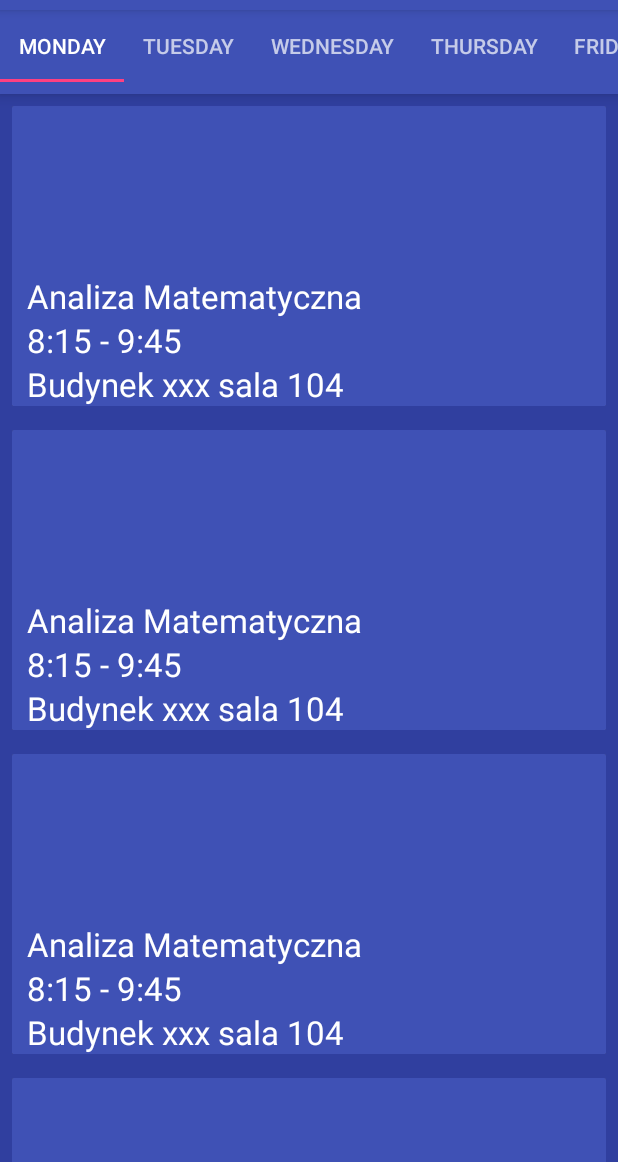
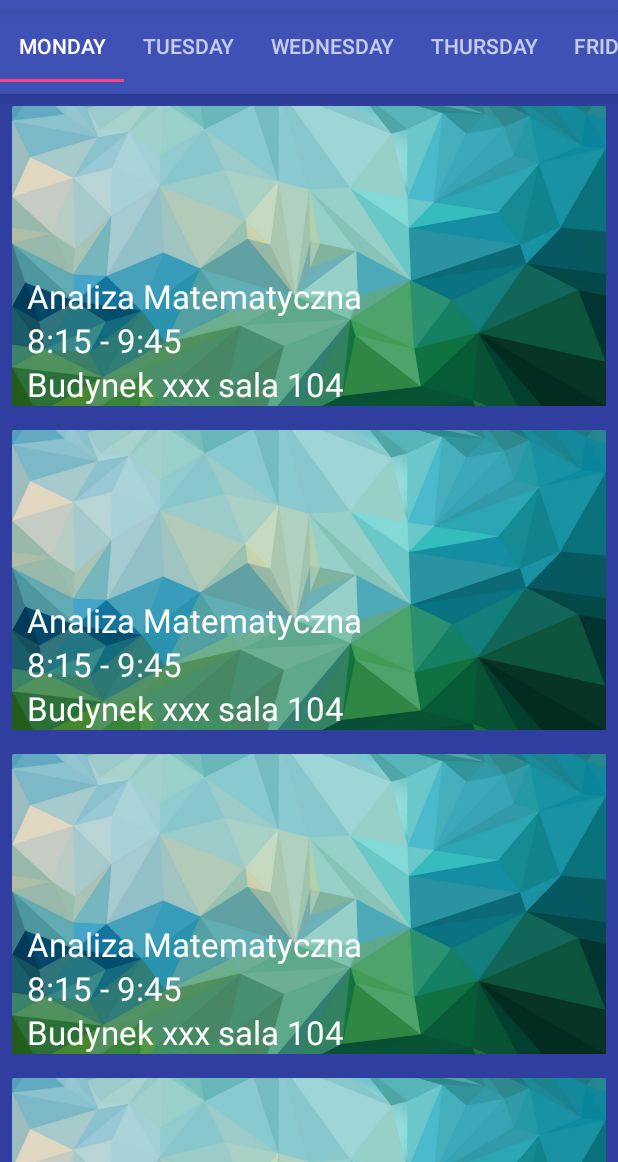
Before and after one commit to mateusz93/Students-henchman, an Android app: the screen it shows after launch (TimetableActivity), after a tap on "PLAN ZAJĘĆ", on a phone screen of 412 x 824 dp, the part 74-1236 px from its top. Run offline under Robolectric (Android 15) with nearby library versions, the phone set to English and light mode, and no system bars; our stand-ins replace Picasso; libraries missing offline, so code that uses them is left out: android.support.v7; pictures from the network do not load; 1 statement that could not run was skipped.

Commit message:
Poprawki w SubjectListAdapterze

```diff
--- a/StudentsHenchmanClient/app/src/main/java/edu/p/lodz/pl/studentshenchman/timetable_plan/adapters/SubjectListAdapter.java
+++ b/StudentsHenchmanClient/app/src/main/java/edu/p/lodz/pl/studentshenchman/timetable_plan/adapters/SubjectListAdapter.java
@@ -24,10 +24,12 @@ public class SubjectListAdapter extends RecyclerView.Adapter<SubjectListAdapter.
     private static final String TAG = SubjectListAdapter.class.getName();
 
     private Context mContext;
+    private LayoutInflater mInflater;
     private OnItemClickListener mItemClickListener;
 
     public SubjectListAdapter(Context context) {
         this.mContext = context;
+        this.mInflater = LayoutInflater.from(mContext);
     }
 
     @Override
@@ -41,16 +43,16 @@ public class SubjectListAdapter extends RecyclerView.Adapter<SubjectListAdapter.
         holder.subjectName.setText("Analiza Matematyczna");
         holder.time.setText("8:15 - 9:45");
         holder.place.setText("Budynek xxx sala 104");
-        Picasso.with(mContext).load(R.color.colorPrimary).into(holder.placeImage);
+        Picasso.with(mContext).load(R.drawable.bg).into(holder.subjectImage);
 
-        Bitmap photo = BitmapFactory.decodeResource(mContext.getResources(), R.drawable.nav);
+       // Bitmap photo = BitmapFactory.decodeResource(mContext.getResources(), R.drawable.bg);
 
-        Palette.generateAsync(photo, new Palette.PaletteAsyncListener() {
+       /* Palette.generateAsync(photo, new Palette.PaletteAsyncListener() {
             public void onGenerated(Palette palette) {
                 int mutedLight = palette.getMutedColor(mContext.getResources().getColor(android.R.color.black));
-                holder.placeNameHolder.setBackgroundColor(mutedLight);
+                holder.subjectInfoHolder.setBackgroundColor(mutedLight);
             }
-        });
+        });*/
 
     }
 
@@ -58,6 +60,40 @@ public class SubjectListAdapter extends RecyclerView.Adapter<SubjectListAdapter.
     public int getItemCount() {
         return 5;
     }
+
+
+    @Override
+    public long getItemId(int position) {
+        return 3;
+    }
+
+   /* @Override
+    public View getView(int position, View convertView, ViewGroup parent) {
+
+        ViewHolder holder;
+
+        if (convertView == null) {
+            holder = new ViewHolder();
+            convertView = mInflater.inflate(R.layout.subject_item_list, parent, false);
+            holder.mainHolder = (LinearLayout) convertView.findViewById(R.id.main_holder);
+            holder.subjectName = (TextView) convertView.findViewById(R.id.subject_name);
+            holder.time = (TextView) convertView.findViewById(R.id.time);
+            holder.place = (TextView) convertView.findViewById(R.id.place);
+            holder.subjectInfoHolder = (LinearLayout) convertView.findViewById(R.id.subject_info_holder);
+            holder.subjectImage = (ImageView) convertView.findViewById(R.id.subject_image);
+            convertView.setTag(holder);
+        } else {
+            holder = (ViewHolder) convertView.getTag();
+        }
+
+        holder.subjectName.setText("Analiza Matematyczna");
+        holder.time.setText("8:15 - 9:45");
+        holder.place.setText("Budynek xxx sala 104");
+        Picasso.with(mContext).load(R.drawable.bg).into(holder.subjectImage);
+        holder.subjectInfoHolder.setBackgroundColor(mContext.getColor(android.R.color.black));
+        return convertView;
+
+    }*/
 
     /*@Override
     public View newView(Context context, Cursor cursor, ViewGroup parent) {
@@ -70,22 +106,22 @@ public class SubjectListAdapter extends RecyclerView.Adapter<SubjectListAdapter.
     }*/
 
     public class ViewHolder extends RecyclerView.ViewHolder implements View.OnClickListener {
-        public LinearLayout placeHolder;
-        public LinearLayout placeNameHolder;
+        public LinearLayout mainHolder;
+        public LinearLayout subjectInfoHolder;
         public TextView subjectName;
         public TextView time;
         public TextView place;
-        public ImageView placeImage;
+        public ImageView subjectImage;
 
         public ViewHolder(View itemView) {
             super(itemView);
-            placeHolder = (LinearLayout) itemView.findViewById(R.id.mainHolder);
+            mainHolder = (LinearLayout) itemView.findViewById(R.id.main_holder);
             subjectName = (TextView) itemView.findViewById(R.id.subject_name);
             time = (TextView) itemView.findViewById(R.id.time);
             place = (TextView) itemView.findViewById(R.id.place);
-            placeNameHolder = (LinearLayout) itemView.findViewById(R.id.placeNameHolder);
-            placeImage = (ImageView) itemView.findViewById(R.id.placeImage);
-            // placeHolder.setOnClickListener(this);
+            subjectInfoHolder = (LinearLayout) itemView.findViewById(R.id.subject_info_holder);
+            subjectImage = (ImageView) itemView.findViewById(R.id.subject_image);
+            mainHolder.setOnClickListener(this);
         }
 
         @Override
@@ -101,4 +137,5 @@ public class SubjectListAdapter extends RecyclerView.Adapter<SubjectListAdapter.
     public void setOnItemClickListener(final OnItemClickListener mItemClickListener) {
         this.mItemClickListener = mItemClickListener;
     }
+
 }
--- a/StudentsHenchmanClient/app/src/main/res/layout/subject_item_list.xml
+++ b/StudentsHenchmanClient/app/src/main/res/layout/subject_item_list.xml
@@ -13,21 +13,21 @@
         android:layout_height="200dp">
 
         <ImageView
-            android:id="@+id/placeImage"
+            android:id="@+id/subject_image"
             android:layout_width="match_parent"
             android:layout_height="match_parent"
             android:scaleType="centerCrop"
             android:transitionName="tImage"/>
 
         <LinearLayout
-            android:id="@+id/mainHolder"
+            android:id="@+id/main_holder"
             android:layout_width="match_parent"
             android:layout_height="match_parent"
             android:background="?android:selectableItemBackground"
             android:orientation="horizontal"/>
 
         <LinearLayout
-            android:id="@+id/placeNameHolder"
+            android:id="@+id/subject_info_holder"
             android:layout_width="match_parent"
             android:layout_height="wrap_content"
             android:layout_gravity="bottom"
```
